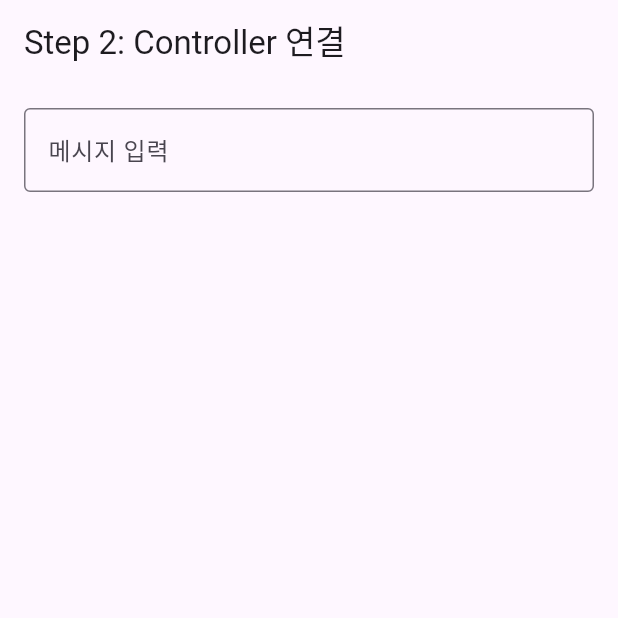
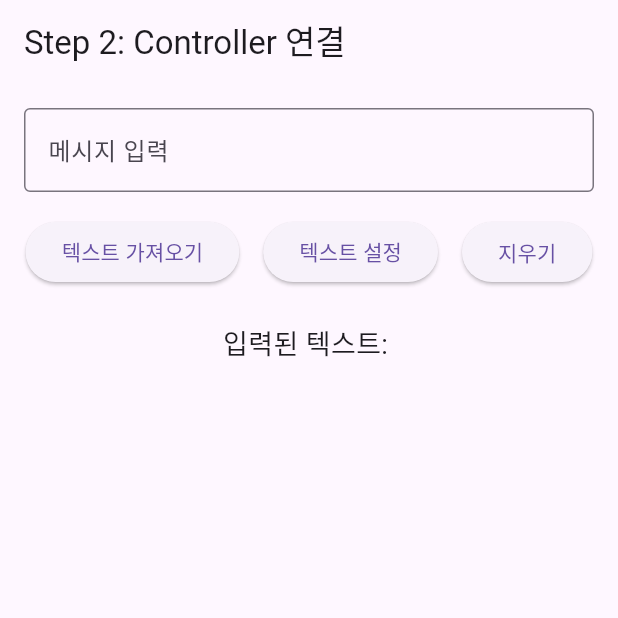
Before and after one commit to youngjin9145/flutterExample, a Flutter app: the screen it shows after launch, on a phone screen of 412 x 824 dp, the top half of it. Run offline on Flutter 3.47's test engine with Material 3 defaults, Android fonts, the phone set to English and light mode, and no system bars; accounts and stored records are empty.

Commit message:
feat: add text read/write functionality - Implement text getter with controller.text - Add text setter functionality - Add clear button with controller.clear() - Display current text value in UI

```diff
--- a/TextfieldMasterclass/lib/main.dart
+++ b/TextfieldMasterclass/lib/main.dart
@@ -9,9 +9,7 @@ class MyApp extends StatelessWidget {
 
   @override
   Widget build(BuildContext context) {
-    return MaterialApp(
-      home: Step2Controller()
-    );
+    return MaterialApp(home: Step2Controller());
   }
 }
 
@@ -22,6 +20,7 @@ class Step2Controller extends StatefulWidget {
 
 class _Step2ControllerState extends State<Step2Controller> {
   final TextEditingController _controller = TextEditingController();
+  String _displayText = '';
 
   @override
   void dispose() {
@@ -35,14 +34,60 @@ class _Step2ControllerState extends State<Step2Controller> {
       appBar: AppBar(title: Text('Step 2: Controller 연결')),
       body: Padding(
         padding: EdgeInsets.all(16),
-        child: TextField(
-          controller: _controller,
-          decoration: InputDecoration(
-            labelText: '메시지 입력',
-            border: OutlineInputBorder()
-          ),
+        child: Column(
+          children: [
+            TextField(
+              controller: _controller,
+              decoration: InputDecoration(
+                labelText: '메시지 입력',
+                border: OutlineInputBorder(),
+              ),
+            ),
+            SizedBox(height: 16),
+
+            Wrap(
+              spacing: 4,
+              runSpacing: 4,
+              children: [
+                ElevatedButton(
+                  // 텍스트 읽기
+                  onPressed: () {
+                    setState(() {
+                      _displayText = _controller.text;
+                    });
+                  },
+                  child: Text('텍스트 가져오기'),
+                ),
+                SizedBox(width: 8),
+
+                // 텍스트 쓰기
+                ElevatedButton(
+                  onPressed: () {
+                    setState(() {
+                      _controller.text = 'Hello Flutter!';
+                    });
+                  },
+                  child: Text('텍스트 설정'),
+                ),
+                SizedBox(width: 8),
+
+                // 텍스트 지우기
+                ElevatedButton(
+                  onPressed: () {
+                    _controller.clear();
+                    setState(() {
+                      _displayText = '';
+                    });
+                  },
+                  child: Text('지우기'),
+                ),
+              ]
+            ),
+            SizedBox(height: 24),
+            Text('입력된 텍스트: $_displayText', style: TextStyle(fontSize: 18)),
+          ],
         ),
-      )
+      ),
     );
   }
 }
```
